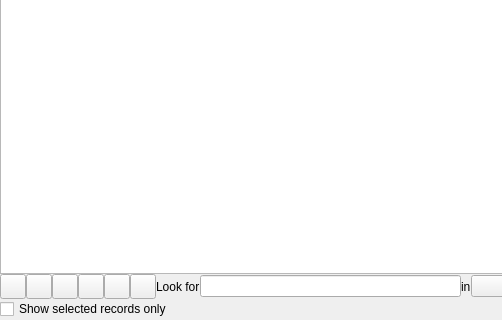
First picture: the form in qgis/src/ui/qgsattributetabledialog.ui, repository sourcepole/qgis, before the edit; both pictures show x 0 to 502 and y 250 to 570 of the 623 by 570 pixel window.
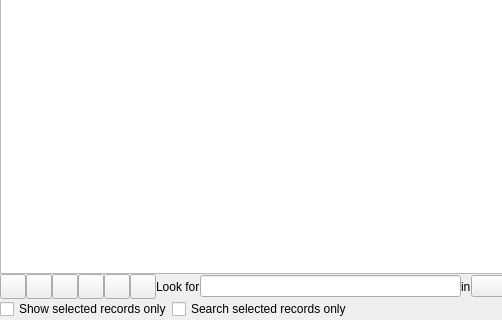
Second picture: the form after the edit. Icons and pictures are not drawn. Custom widgets are drawn as their Qt base class.

Commit message: [FEATURE] Possibility to search in attribute table within selected records only.

The edit to the form file:
```diff
--- a/qgis/src/ui/qgsattributetabledialog.ui
+++ b/qgis/src/ui/qgsattributetabledialog.ui
@@ -219,6 +219,13 @@
        </property>
       </widget>
      </item>
+     <item>
+      <widget class="QCheckBox" name="cbxSearchSelectedOnly" >
+       <property name="text" >
+        <string>Search selected records only</string>
+       </property>
+      </widget>
+     </item>
      <item>
       <spacer>
        <property name="orientation" >
```
The commit also changes 1 other file.
